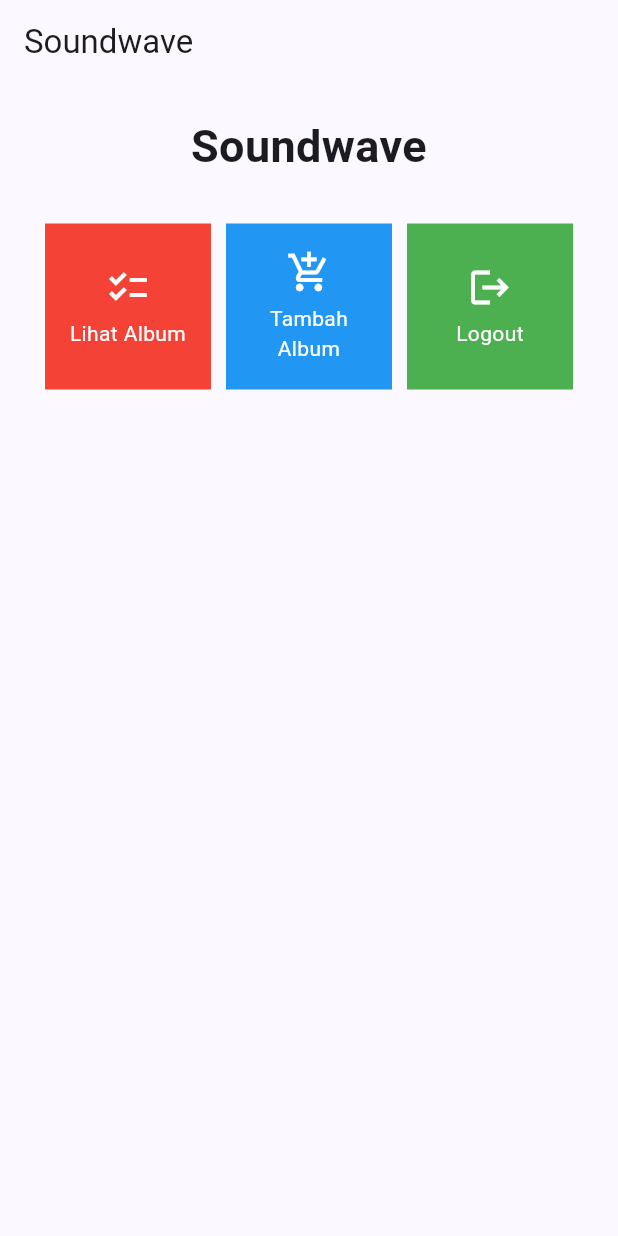
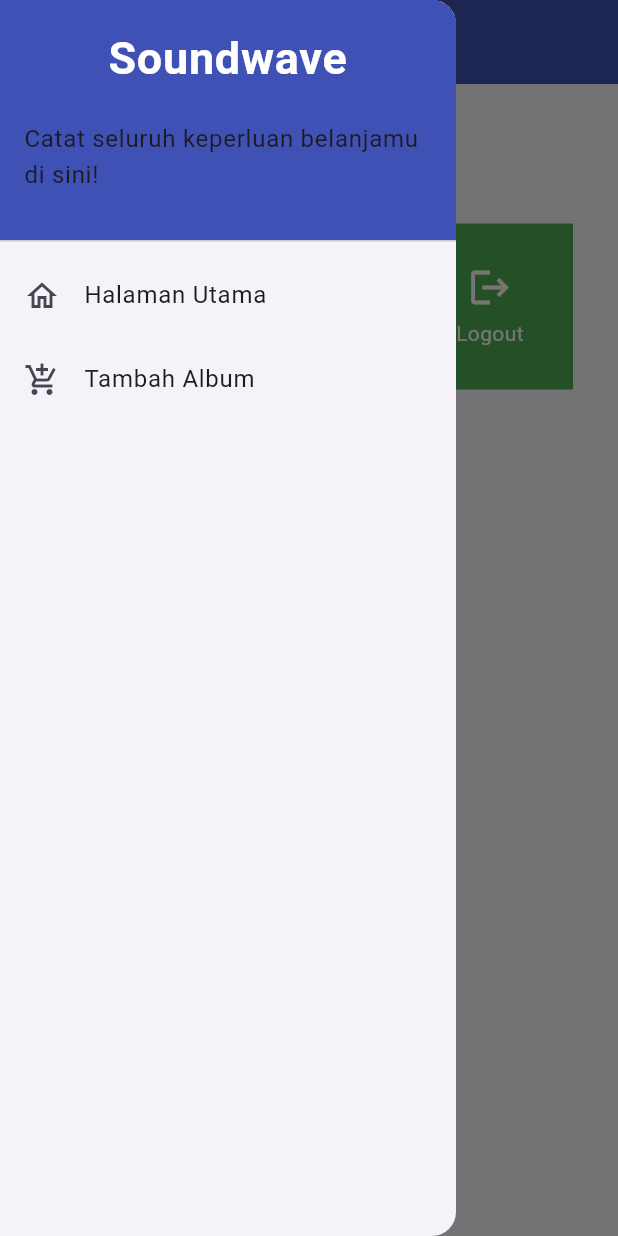
Before and after one commit to audricjohansyah/soundwave-mob, a Flutter app: the screen it shows after launch, with the side drawer open (before the commit the screen has no drawer), on a phone screen of 412 x 824 dp. Run offline on Flutter 3.47's test engine with Material 2 defaults, Android fonts, the light colour scheme and no system bars.

Commit message:
Mengerjakan tugas 8

```diff
--- a/lib/main.dart
+++ b/lib/main.dart
@@ -1,5 +1,5 @@
 import 'package:flutter/material.dart';
-import 'package:soundwave/menu.dart';
+import 'package:soundwave/screens/menu.dart';
 
 void main() {
   runApp(const MyApp());
--- a/lib/menu.dart
+++ b/lib/screens/menu.dart
@@ -1,4 +1,6 @@
 import 'package:flutter/material.dart';
+import 'package:soundwave/widgets/left_drawer.dart';
+import 'package:soundwave/widgets/shop_card.dart';
 
 class MyHomePage extends StatelessWidget {
   MyHomePage({Key? key}) : super(key: key);
@@ -15,7 +17,10 @@
         title: const Text(
           'Soundwave',
         ),
+        backgroundColor: Colors.indigo,
+        foregroundColor: Colors.white,
       ),
+      drawer: const LeftDrawer(),
       body: SingleChildScrollView(
         child: Padding(
           padding: const EdgeInsets.all(10.0),
@@ -50,53 +55,3 @@
     );
   }
 }
-
-class ShopItem {
-  final String name;
-  final IconData icon;
-  final Color color;
-
-  ShopItem(this.name, this.icon, this.color);
-}
-
-class ShopCard extends StatelessWidget {
-  final ShopItem item;
-
-  const ShopCard(this.item, {Key? key}) : super(key: key);
-
-  @override
-  Widget build(BuildContext context) {
-    return Material(
-      color: item.color,
-      child: InkWell(
-        onTap: () {
-          ScaffoldMessenger.of(context)
-            ..hideCurrentSnackBar()
-            ..showSnackBar(SnackBar(
-                content: Text("Kamu telah menekan tombol ${item.name}!")));
-        },
-        child: Container(
-          padding: const EdgeInsets.all(8),
-          child: Center(
-            child: Column(
-              mainAxisAlignment: MainAxisAlignment.center,
-              children: [
-                Icon(
-                  item.icon,
-                  color: Colors.white,
-                  size: 30.0,
-                ),
-                const Padding(padding: EdgeInsets.all(3)),
-                Text(
-                  item.name,
-                  textAlign: TextAlign.center,
-                  style: const TextStyle(color: Colors.white),
-                ),
-              ],
-            ),
-          ),
-        ),
-      ),
-    );
-  }
-}
--- /dev/null
+++ b/lib/widgets/left_drawer.dart
@@ -0,0 +1,64 @@
+import 'package:flutter/material.dart';
+import 'package:soundwave/screens/menu.dart';
+import 'package:soundwave/screens/album_form.dart';
+
+class LeftDrawer extends StatelessWidget {
+  const LeftDrawer({super.key});
+
+  @override
+  Widget build(BuildContext context) {
+    return Drawer(
+      child: ListView(
+        children: [
+          const DrawerHeader(
+            decoration: BoxDecoration(
+              color: Colors.indigo,
+            ),
+            child: Column(
+              children: [
+                Text(
+                  'Soundwave',
+                  textAlign: TextAlign.center,
+                  style: TextStyle(
+                    fontSize: 30,
+                    fontWeight: FontWeight.bold,
+                    color: Colors.white,
+                  ),
+                ),
+                Padding(padding: EdgeInsets.all(10)),
+                Text(
+                  "Catat seluruh keperluan belanjamu di sini!",
+                  // TODO: Tambahkan gaya teks dengan center alignment, font ukuran 15, warna putih, dan weight biasa
+                ),
+              ],
+            ),
+          ),
+          ListTile(
+            leading: const Icon(Icons.home_outlined),
+            title: const Text('Halaman Utama'),
+            // Bagian redirection ke MyHomePage
+            onTap: () {
+              Navigator.pushReplacement(
+                  context,
+                  MaterialPageRoute(
+                    builder: (context) => MyHomePage(),
+                  ));
+            },
+          ),
+          ListTile(
+            leading: const Icon(Icons.add_shopping_cart),
+            title: const Text('Tambah Album'),
+            // Bagian redirection ke ShopFormPage
+            onTap: () {
+              Navigator.pushReplacement(
+                  context,
+                  MaterialPageRoute(
+                    builder: (context) => const ShopFormPage(),
+                  ));
+            },
+          ),
+        ],
+      ),
+    );
+  }
+}
--- /dev/null
+++ b/lib/widgets/shop_card.dart
@@ -0,0 +1,58 @@
+import 'package:flutter/material.dart';
+import 'package:soundwave/screens/album_form.dart';
+
+class ShopItem {
+  final String name;
+  final IconData icon;
+  final Color color;
+
+  ShopItem(this.name, this.icon, this.color);
+}
+
+class ShopCard extends StatelessWidget {
+  final ShopItem item;
+
+  const ShopCard(this.item, {Key? key}) : super(key: key);
+
+  @override
+  Widget build(BuildContext context) {
+    return Material(
+      color: item.color,
+      child: InkWell(
+        onTap: () {
+          ScaffoldMessenger.of(context)
+            ..hideCurrentSnackBar()
+            ..showSnackBar(SnackBar(
+                content: Text("Kamu telah menekan tombol ${item.name}!")));
+
+            if (item.name == "Tambah Album") {
+               Navigator.push(context,
+                    MaterialPageRoute(builder: (context) => const ShopFormPage()));
+            }
+        },
+
+        child: Container(
+          padding: const EdgeInsets.all(8),
+          child: Center(
+            child: Column(
+              mainAxisAlignment: MainAxisAlignment.center,
+              children: [
+                Icon(
+                  item.icon,
+                  color: Colors.white,
+                  size: 30.0,
+                ),
+                const Padding(padding: EdgeInsets.all(3)),
+                Text(
+                  item.name,
+                  textAlign: TextAlign.center,
+                  style: const TextStyle(color: Colors.white),
+                ),
+              ],
+            ),
+          ),
+        ),
+      ),
+    );
+  }
+}
```
Also changed, not shown: lib/screens/album_form.dart (added, +159 -0 lines).
